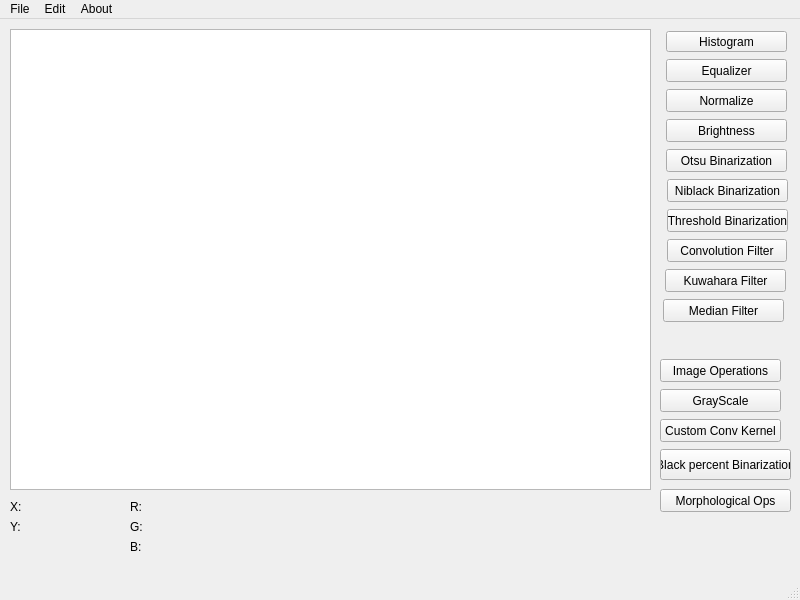
Qt form MainWindow.ui (guestnone/imageedit) before a commit.
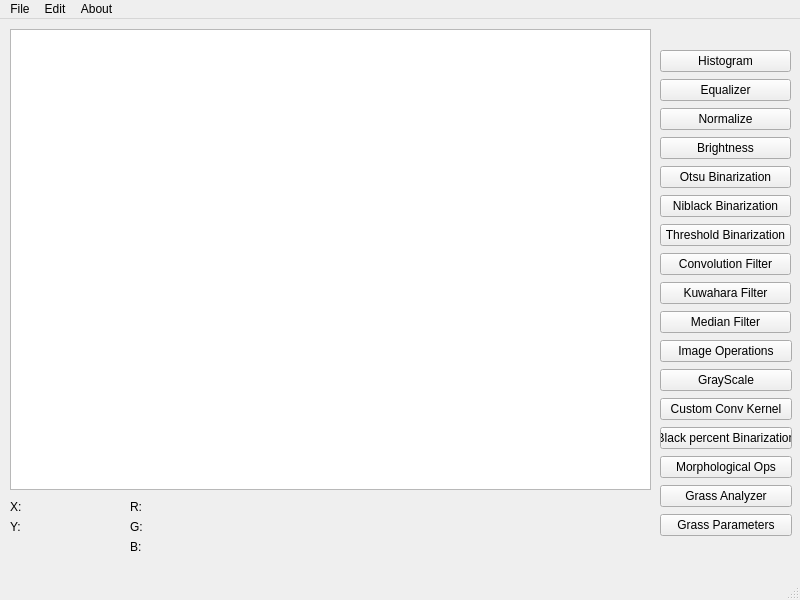
The same form after that commit.

Commit message: WIP: Grass Analyzer

Diff of the .ui file:
```diff
--- a/MainWindow.ui
+++ b/MainWindow.ui
@@ -154,200 +154,148 @@
      <string/>
     </property>
    </widget>
+   <widget class="QWidget" name="verticalLayoutWidget">
+    <property name="geometry">
+     <rect>
+      <x>660</x>
+      <y>320</y>
+      <width>132</width>
+      <height>199</height>
+     </rect>
+    </property>
+    <layout class="QVBoxLayout" name="verticalLayout">
+     <item>
+      <widget class="QPushButton" name="imageOpsPushButton">
+       <property name="text">
+        <string>Image Operations</string>
+       </property>
+      </widget>
+     </item>
+     <item>
+      <widget class="QPushButton" name="grayScalePushButton">
+       <property name="text">
+        <string>GrayScale</string>
+       </property>
+      </widget>
+     </item>
+     <item>
+      <widget class="QPushButton" name="customConvKernelPushButton">
+       <property name="text">
+        <string>Custom Conv Kernel</string>
+       </property>
+      </widget>
+     </item>
+     <item>
+      <widget class="QPushButton" name="bpbPushButton">
+       <property name="text">
+        <string>Black percent Binarization</string>
+       </property>
+      </widget>
+     </item>
+     <item>
+      <widget class="QPushButton" name="morphOpsPushButton">
+       <property name="text">
+        <string>Morphological Ops</string>
+       </property>
+      </widget>
+     </item>
+     <item>
+      <widget class="QPushButton" name="grassPushButton">
+       <property name="text">
+        <string>Grass Analyzer</string>
+       </property>
+      </widget>
+     </item>
+     <item>
+      <widget class="QPushButton" name="grassParamsPushButton">
+       <property name="text">
+        <string>Grass Parameters</string>
+       </property>
+      </widget>
+     </item>
+    </layout>
+   </widget>
+   <widget class="QWidget" name="verticalLayoutWidget_2">
+    <property name="geometry">
+     <rect>
+      <x>660</x>
+      <y>30</y>
+      <width>131</width>
+      <height>286</height>
+     </rect>
+    </property>
+    <layout class="QVBoxLayout" name="verticalLayout_2">
+     <item>
    <widget class="QPushButton" name="histogramPushButton">
-    <property name="geometry">
-     <rect>
-      <x>666</x>
-      <y>12</y>
-      <width>121</width>
-      <height>21</height>
-     </rect>
-    </property>
     <property name="text">
      <string>Histogram</string>
     </property>
    </widget>
+     </item>
+     <item>
    <widget class="QPushButton" name="equalizerPushButton">
-    <property name="geometry">
-     <rect>
-      <x>666</x>
-      <y>40</y>
-      <width>121</width>
-      <height>23</height>
-     </rect>
-    </property>
     <property name="text">
      <string>Equalizer</string>
     </property>
    </widget>
-   <widget class="QPushButton" name="brightenPushButton">
-    <property name="geometry">
-     <rect>
-      <x>666</x>
-      <y>100</y>
-      <width>121</width>
-      <height>23</height>
-     </rect>
-    </property>
-    <property name="text">
-     <string>Brightness</string>
-    </property>
-   </widget>
+     </item>
+     <item>
    <widget class="QPushButton" name="normalizePushButton">
-    <property name="geometry">
-     <rect>
-      <x>666</x>
-      <y>70</y>
-      <width>121</width>
-      <height>23</height>
-     </rect>
-    </property>
     <property name="text">
      <string>Normalize</string>
     </property>
    </widget>
+     </item>
+     <item>
+      <widget class="QPushButton" name="brightenPushButton">
+       <property name="text">
+        <string>Brightness</string>
+       </property>
+      </widget>
+     </item>
+     <item>
    <widget class="QPushButton" name="otsuBinarizePushButton">
-    <property name="geometry">
-     <rect>
-      <x>666</x>
-      <y>130</y>
-      <width>121</width>
-      <height>23</height>
-     </rect>
-    </property>
     <property name="text">
      <string>Otsu Binarization</string>
     </property>
    </widget>
+     </item>
+     <item>
    <widget class="QPushButton" name="niblackBinarizepushButton">
-    <property name="geometry">
-     <rect>
-      <x>667</x>
-      <y>160</y>
-      <width>121</width>
-      <height>23</height>
-     </rect>
-    </property>
     <property name="text">
      <string>Niblack Binarization</string>
     </property>
    </widget>
+     </item>
+     <item>
    <widget class="QPushButton" name="thresholdBinarizepushButton">
-    <property name="geometry">
-     <rect>
-      <x>667</x>
-      <y>190</y>
-      <width>121</width>
-      <height>23</height>
-     </rect>
-    </property>
     <property name="text">
      <string>Threshold Binarization</string>
     </property>
    </widget>
+     </item>
+     <item>
    <widget class="QPushButton" name="convolutePushButton">
-    <property name="geometry">
-     <rect>
-      <x>667</x>
-      <y>220</y>
-      <width>120</width>
-      <height>23</height>
-     </rect>
-    </property>
     <property name="text">
      <string>Convolution Filter</string>
     </property>
    </widget>
+     </item>
+     <item>
    <widget class="QPushButton" name="kuwaharaPushButton">
-    <property name="geometry">
-     <rect>
-      <x>665</x>
-      <y>250</y>
-      <width>121</width>
-      <height>23</height>
-     </rect>
-    </property>
     <property name="text">
      <string>Kuwahara Filter</string>
     </property>
    </widget>
+     </item>
+     <item>
    <widget class="QPushButton" name="medianFilterPushButton">
-    <property name="geometry">
-     <rect>
-      <x>663</x>
-      <y>280</y>
-      <width>121</width>
-      <height>23</height>
-     </rect>
-    </property>
     <property name="text">
      <string>Median Filter</string>
     </property>
    </widget>
-   <widget class="QPushButton" name="imageOpsPushButton">
-    <property name="geometry">
-     <rect>
-      <x>660</x>
-      <y>340</y>
-      <width>121</width>
-      <height>23</height>
-     </rect>
-    </property>
-    <property name="text">
-     <string>Image Operations</string>
-    </property>
-   </widget>
-   <widget class="QPushButton" name="grayScalePushButton">
-    <property name="geometry">
-     <rect>
-      <x>660</x>
-      <y>370</y>
-      <width>121</width>
-      <height>23</height>
-     </rect>
-    </property>
-    <property name="text">
-     <string>GrayScale</string>
-    </property>
-   </widget>
-   <widget class="QPushButton" name="customConvKernelPushButton">
-    <property name="geometry">
-     <rect>
-      <x>660</x>
-      <y>400</y>
-      <width>121</width>
-      <height>23</height>
-     </rect>
-    </property>
-    <property name="text">
-     <string>Custom Conv Kernel</string>
-    </property>
-   </widget>
-   <widget class="QPushButton" name="bpbPushButton">
-    <property name="geometry">
-     <rect>
-      <x>660</x>
-      <y>430</y>
-      <width>131</width>
-      <height>31</height>
-     </rect>
-    </property>
-    <property name="text">
-     <string>Black percent Binarization</string>
-    </property>
-   </widget>
-   <widget class="QPushButton" name="morphOpsPushButton">
-    <property name="geometry">
-     <rect>
-      <x>660</x>
-      <y>470</y>
-      <width>131</width>
-      <height>23</height>
-     </rect>
-    </property>
-    <property name="text">
-     <string>Morphological Ops</string>
-    </property>
+     </item>
+    </layout>
    </widget>
   </widget>
   <widget class="QMenuBar" name="menubar">
```
Lines whose indentation alone changed are shown as unchanged. The commit also changes 7 other files.
